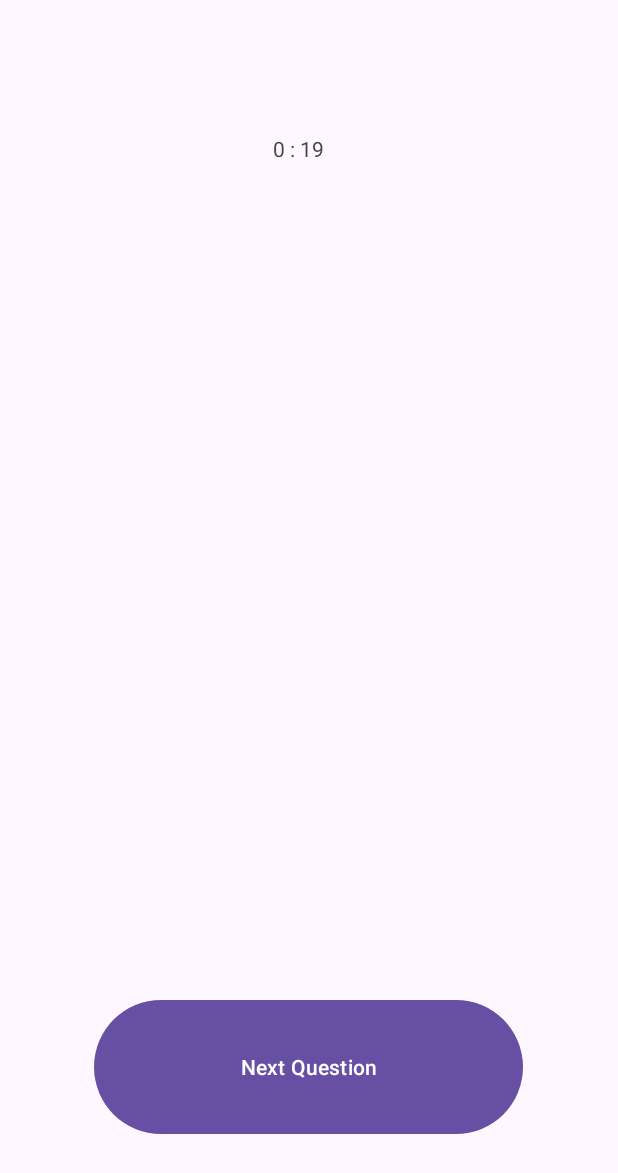
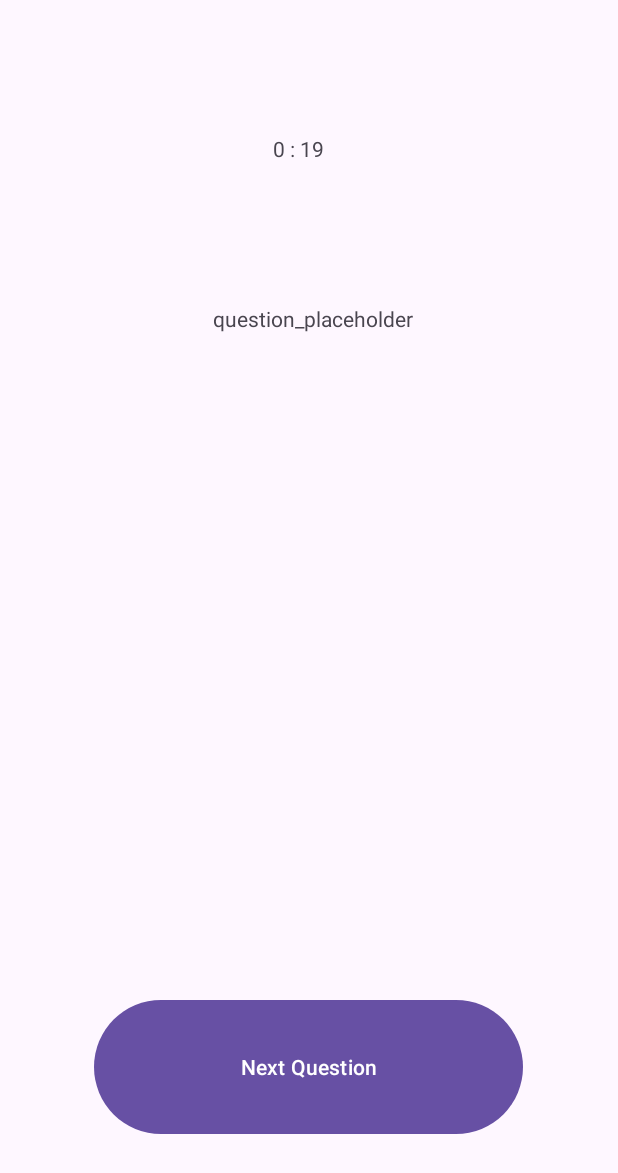
Before and after one commit to R4du911/RoadMaster, an Android app: the QuizActivity screen opened directly, with no data from a screen before it, on a phone screen of 412 x 824 dp. Shown: the top 1173 px of the screen. Run offline under Robolectric (Android 15) with nearby library versions, the phone set to English and light mode, and no system bars.

Commit message:
connect to backend question api and display mock question

```diff
--- a/app/src/main/java/com/example/roadmaster/activities/QuizActivity.kt
+++ b/app/src/main/java/com/example/roadmaster/activities/QuizActivity.kt
@@ -2,12 +2,35 @@ package com.example.roadmaster.activities
 
 import android.os.Bundle
 import android.os.CountDownTimer
+import android.widget.Button
 import android.widget.TextView
 import androidx.appcompat.app.AppCompatActivity
+import androidx.lifecycle.lifecycleScope
 import com.example.roadmaster.R
+import io.ktor.client.HttpClient
+import io.ktor.client.engine.android.Android
+import io.ktor.client.features.json.JsonFeature
+import io.ktor.client.features.json.serializer.KotlinxSerializer
+import io.ktor.client.request.get
+import io.ktor.client.statement.HttpResponse
+import io.ktor.client.statement.readText
+import io.ktor.http.ContentType
+import io.ktor.http.contentType
+import io.ktor.http.isSuccess
+import kotlinx.coroutines.launch
+import kotlinx.serialization.json.Json
 import org.json.JSONObject
 
 class QuizActivity : AppCompatActivity() {
+
+    private val httpClient = HttpClient(Android) {
+        install(JsonFeature) {
+            serializer = KotlinxSerializer(Json {
+                ignoreUnknownKeys = true
+            })
+        }
+    }
+
     override fun onCreate(savedInstanceState: Bundle?) {
         super.onCreate(savedInstanceState)
         setContentView(R.layout.activity_quiz)
@@ -32,5 +55,33 @@ class QuizActivity : AppCompatActivity() {
             }
         }
         timer.start()
+
+        val next_question: Button = findViewById(R.id.next_question)
+
+        next_question.setOnClickListener{
+            lifecycleScope.launch { getQuestion() }
+        }
+    }
+
+    private suspend fun getQuestion()
+    {
+        try {
+            val response: HttpResponse = httpClient.get("http://10.0.2.2:8000/api/question")
+            {
+                contentType(ContentType.Application.Json)
+            }
+
+            if ( response.status.isSuccess()){
+                val json = JSONObject(response.readText())
+                val userData = json.getJSONObject("data")
+
+                val question: TextView = findViewById(R.id.question)
+
+                question.text = userData.getString("text")
+            }
+        }
+        catch (e: Exception) {
+            e.printStackTrace()
+        }
     }
 }
--- a/app/src/main/res/layout/activity_quiz.xml
+++ b/app/src/main/res/layout/activity_quiz.xml
@@ -42,4 +42,18 @@
         app:layout_constraintStart_toStartOf="parent"
         app:layout_constraintTop_toBottomOf="@+id/user_name" />
 
+    <TextView
+        android:id="@+id/question"
+        android:layout_width="292dp"
+        android:layout_height="132dp"
+        android:layout_marginStart="130dp"
+        android:layout_marginTop="80dp"
+        android:layout_marginEnd="130dp"
+        android:text="question_placeholder"
+        android:textAlignment="center"
+        app:layout_constraintEnd_toEndOf="parent"
+        app:layout_constraintHorizontal_bias="0.482"
+        app:layout_constraintStart_toStartOf="parent"
+        app:layout_constraintTop_toBottomOf="@+id/timer" />
+
 </androidx.constraintlayout.widget.ConstraintLayout>
```
